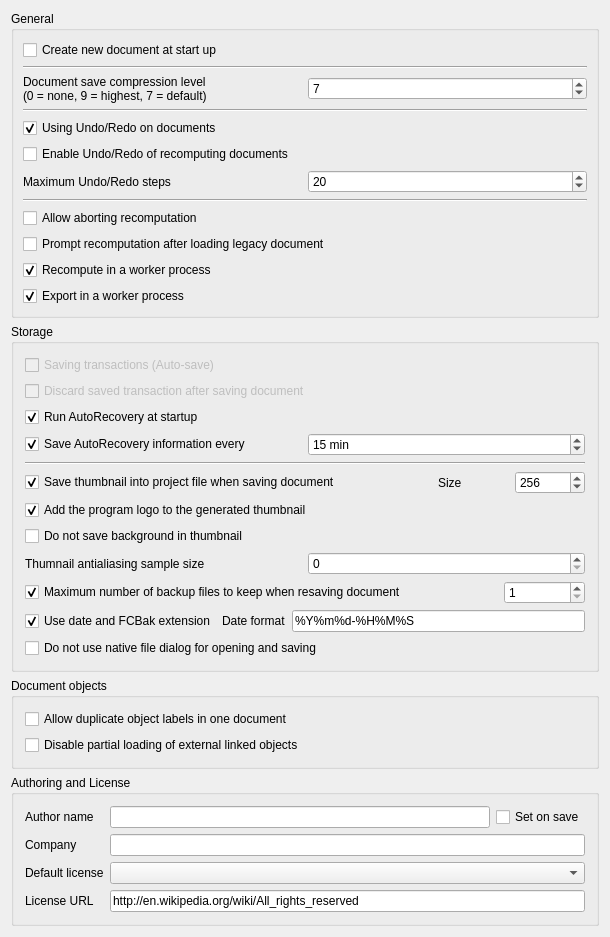
First picture: the form in src/Gui/PreferencePages/DlgSettingsDocument.ui, repository Thundereal/ThunderealCAD, before the edit.
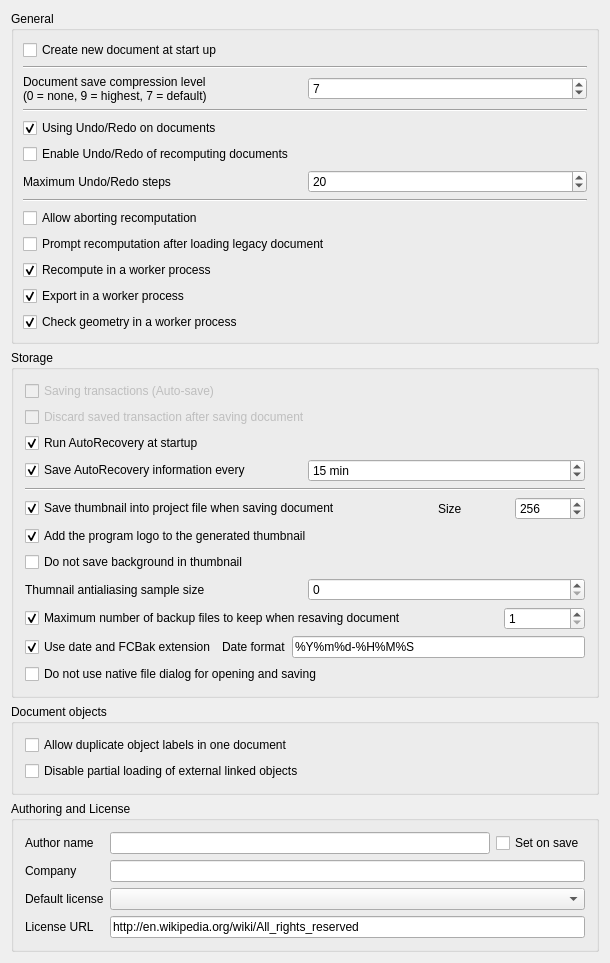
Second picture: the form after the edit. Custom widgets are drawn as their Qt base class.

Commit message: PartGui: Check Geometry checks in a worker by default

The edit to the form file:
```diff
--- a/src/Gui/PreferencePages/DlgSettingsDocument.ui
+++ b/src/Gui/PreferencePages/DlgSettingsDocument.ui
@@ -209,6 +209,26 @@
         </property>
        </widget>
       </item>
+      <item row="12" column="0">
+       <widget class="Gui::PrefCheckBox" name="prefCheckByWorker">
+        <property name="toolTip">
+         <string>Check Geometry runs its checks in a worker process: the window stays usable
+meanwhile, and the results are shown when they are ready</string>
+        </property>
+        <property name="text">
+         <string>Check geometry in a worker process</string>
+        </property>
+        <property name="checked">
+         <bool>true</bool>
+        </property>
+        <property name="prefEntry" stdset="0">
+         <cstring>CheckCommand</cstring>
+        </property>
+        <property name="prefPath" stdset="0">
+         <cstring>Workers</cstring>
+        </property>
+       </widget>
+      </item>
       <item row="6" column="0">
        <layout class="QHBoxLayout">
         <property name="spacing">
```
The commit also changes 4 other files.
